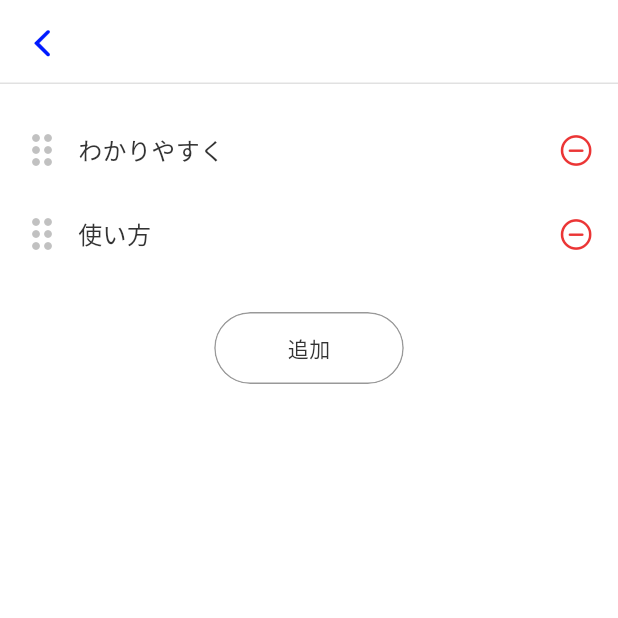
After one commit to MihiroSaito/what_is, a Flutter app: the SearchOptionSettingScreen screen opened directly, on a phone screen of 412 x 824 dp, the top half of it. The commit adds this screen. Run offline on Flutter 3.47's test engine with Material 3 defaults, Android fonts, the phone set to English and light mode, and no system bars; our stand-ins replace firebase_core, flash, flutter_hooks, flutter_swipe_action_cell, hooks_riverpod, package_info_plus and 1 more; missing offline and left inert: flutter_inappwebview; accounts and stored records are empty.

Commit message:
検索オプション画面UI

```diff
--- a/lib/src/components/webview.dart
+++ b/lib/src/components/webview.dart
@@ -6,6 +6,7 @@ import 'package:hooks_riverpod/hooks_riverpod.dart';
 import 'package:what_is/src/components/squishy_button.dart';
 import 'package:what_is/src/components/text_button.dart';
 import 'package:collection/collection.dart';
+import 'package:what_is/src/routing/navigator.dart';
 
 import '../config/theme.dart';
 import '../controllers/webview_controller.dart';
@@ -328,11 +329,11 @@ class GoogleSearchOption extends HookConsumerWidget {
           SquishyButton(
             disableWidget: const SizedBox.shrink(),
             onTap: () {
-              //TODO: カスタマイズできる。
+              AppNavigator().toSearchOptionSettingScreen();
             },
             child: Icon(
               Icons.settings,
-              color: Theme.of(context).iconTheme.color!.withOpacity(0.3),
+              color: Theme.of(context).iconTheme.color!.withOpacity(0.8),
             ),
           )
         ],
--- /dev/null
+++ b/lib/src/views/search_option_setting_screen.dart
@@ -0,0 +1,149 @@
+import 'package:flutter/cupertino.dart';
+import 'package:flutter/material.dart';
+import 'package:flutter/services.dart';
+import 'package:flutter_hooks/flutter_hooks.dart';
+import 'package:flutter_swipe_action_cell/core/controller.dart';
+import 'package:hooks_riverpod/hooks_riverpod.dart';
+import 'package:what_is/src/components/animation.dart';
+import 'package:what_is/src/components/history_list_item.dart';
+import 'package:what_is/src/components/text_button.dart';
+import 'package:what_is/src/utils/util.dart';
+
+import '../../main.dart';
+import '../components/confirm_delete_dialog_widget.dart';
+import '../components/squishy_button.dart';
+import '../config/theme.dart';
+import '../routing/navigator.dart';
+
+
+class SearchOptionSettingScreen extends HookConsumerWidget {
+  const SearchOptionSettingScreen({super.key});
+
+  @override
+  Widget build(BuildContext context, WidgetRef ref) {
+
+    final sampleList = useState(['わかりやすく', '使い方']);
+
+    return Scaffold(
+      appBar: AppBar(
+        scrolledUnderElevation: 0,
+        leading: SquishyButton(
+          disableWidget: const SizedBox.shrink(),
+          onTap: () => AppNavigator().pop(),
+          child: Icon(
+            CupertinoIcons.chevron_back,
+            color:  AppTheme.isDarkMode()
+                ? Colors.white : accentColor,
+            size: 28.0,
+          ),
+        ),
+        backgroundColor: Theme.of(context).scaffoldBackgroundColor,
+        shape: Border(
+          bottom: BorderSide(
+            color: Theme.of(context).textTheme.bodyMedium!.color!.withOpacity(0.15),
+            width: 1,
+          ),
+        ),
+      ),
+      body: ReorderableListView.builder(
+        proxyDecorator: proxyDecorator,
+        padding: const EdgeInsets.only(top: 16.0),
+        footer: Padding(
+          padding: const EdgeInsets.all(24.0),
+          child: Center(
+            child: Material(
+              color: Colors.transparent,
+              borderRadius: BorderRadius.circular(40.0),
+              clipBehavior: Clip.antiAlias,
+              child: InkWell(
+                onTap: () {
+                  print('vdsv');
+                },
+                child: Container(
+                  decoration: BoxDecoration(
+                    border: Border.all(width: 1.0, color: Theme.of(context).iconTheme.color!.withOpacity(0.5)),
+                    borderRadius: BorderRadius.circular(40.0),
+                  ),
+                  padding: const EdgeInsets.symmetric(vertical: 16.0, horizontal: 48.0),
+                  child: const Text(
+                    '追加',
+                    style: TextStyle(
+                      height: 1.0
+                    ),
+                  ),
+                ),
+              ),
+            ),
+          ),
+        ),
+        itemBuilder: (_, index) {
+
+          final item = sampleList.value[index];
+
+          return ColoredBox(
+            key: ValueKey('$index'),
+            color: Theme.of(context).scaffoldBackgroundColor,
+            child: Padding(
+              padding: const EdgeInsets.only(left: 12.0, top: 8.0, bottom: 8.0),
+              child: Row(
+                children: [
+                  Icon(
+                    Icons.drag_indicator,
+                    color: Theme.of(context).iconTheme.color!.withOpacity(0.3),
+                    size: 32.0,
+                  ),
+                  const SizedBox(width: 8.0,),
+                  Expanded(
+                    child: Text(
+                      item,
+                      style: const TextStyle(
+                        fontSize: 16.0
+                      ),
+                    ),
+                  ),
+                  SquishyButton(
+                    disableWidget: const SizedBox.shrink(),
+                    onTap: () {
+                      sampleList.value = List.of(sampleList.value)..removeAt(index);
+                      //TODO: DBのデータも消す
+                    },
+                    child: const Icon(
+                      CupertinoIcons.minus_circle,
+                      color: AppTheme.red,
+                    ),
+                  ),
+                  const SizedBox(width: 8.0,),
+                ],
+              ),
+            ),
+          );
+        },
+        itemCount: sampleList.value.length,
+        onReorder: (int oldIndex, int newIndex) {
+          if (newIndex > oldIndex) {
+            newIndex -= 1;
+          }
+          sampleList.value.insert(newIndex, sampleList.value.removeAt(oldIndex));
+        },
+
+        onReorderStart: (index) {
+          HapticFeedback.heavyImpact();
+        },
+      ),
+    );
+  }
+
+  Widget proxyDecorator(Widget child, int index, Animation<double> animation) {
+    return AnimatedBuilder(
+      animation: animation,
+      builder: (BuildContext context, Widget? child) {
+        return Material(
+          elevation: 0,
+          color: Colors.transparent,
+          child: child,
+        );
+      },
+      child: child,
+    );
+  }
+}
```
Also changed, not shown: lib/src/components/confirm_delete_dialog_widget.dart (+6 -5 lines), lib/src/routing/navigator.dart (+10 -0 lines), lib/src/views/history_screen.dart (+8 -1 lines), lib/src/views/main_screen.dart (+5 -7 lines).
